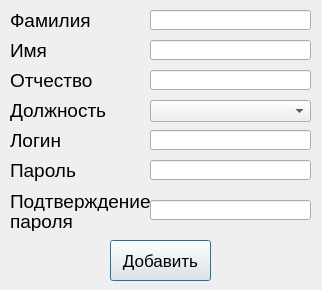
Above: forms/userForm.ui from MrKykypy3ka/SRM_IT before the change. Below: the same form after it.
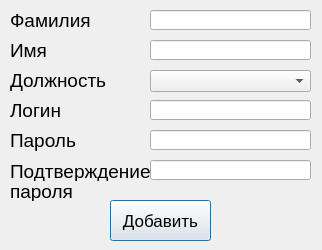
That is the form after the change.

```diff
--- a/forms/userForm.ui
+++ b/forms/userForm.ui
@@ -7,7 +7,7 @@
     <x>0</x>
     <y>0</y>
     <width>322</width>
-    <height>290</height>
+    <height>250</height>
    </rect>
   </property>
   <property name="windowTitle">
@@ -17,7 +17,7 @@
    <property name="geometry">
     <rect>
      <x>150</x>
-     <y>100</y>
+     <y>70</y>
      <width>161</width>
      <height>22</height>
     </rect>
@@ -27,7 +27,7 @@
    <property name="geometry">
     <rect>
      <x>110</x>
-     <y>240</y>
+     <y>200</y>
      <width>101</width>
      <height>41</height>
     </rect>
@@ -45,7 +45,7 @@
    <property name="geometry">
     <rect>
      <x>10</x>
-     <y>190</y>
+     <y>160</y>
      <width>141</width>
      <height>21</height>
     </rect>
@@ -67,7 +67,7 @@
    <property name="geometry">
     <rect>
      <x>10</x>
-     <y>130</y>
+     <y>100</y>
      <width>131</width>
      <height>21</height>
     </rect>
@@ -85,7 +85,7 @@
    <property name="geometry">
     <rect>
      <x>10</x>
-     <y>100</y>
+     <y>70</y>
      <width>131</width>
      <height>21</height>
     </rect>
@@ -109,29 +109,11 @@
     </rect>
    </property>
   </widget>
-  <widget class="QLabel" name="label_2">
-   <property name="geometry">
-    <rect>
-     <x>10</x>
-     <y>70</y>
-     <width>131</width>
-     <height>21</height>
-    </rect>
-   </property>
-   <property name="font">
-    <font>
-     <pointsize>14</pointsize>
-    </font>
-   </property>
-   <property name="text">
-    <string>Отчество</string>
-   </property>
-  </widget>
   <widget class="QLabel" name="label_7">
    <property name="geometry">
     <rect>
      <x>10</x>
-     <y>210</y>
+     <y>180</y>
      <width>141</width>
      <height>21</height>
     </rect>
@@ -153,7 +135,7 @@
    <property name="geometry">
     <rect>
      <x>10</x>
-     <y>160</y>
+     <y>130</y>
      <width>131</width>
      <height>21</height>
     </rect>
@@ -217,7 +199,7 @@
    <property name="geometry">
     <rect>
      <x>150</x>
-     <y>70</y>
+     <y>100</y>
      <width>161</width>
      <height>20</height>
     </rect>
@@ -243,16 +225,6 @@
     </rect>
    </property>
   </widget>
-  <widget class="QLineEdit" name="lineEdit_6">
-   <property name="geometry">
-    <rect>
-     <x>150</x>
-     <y>200</y>
-     <width>161</width>
-     <height>20</height>
-    </rect>
-   </property>
-  </widget>
  </widget>
  <resources/>
  <connections/>
```
